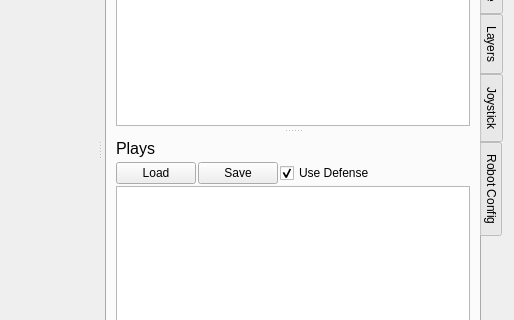
First picture: the form in soccer/ui/MainWindow.ui, repository RoboJackets/robocup-software, before the edit; both pictures show x 817 to 1331 and y 287 to 607 of the 1331 by 827 pixel window.
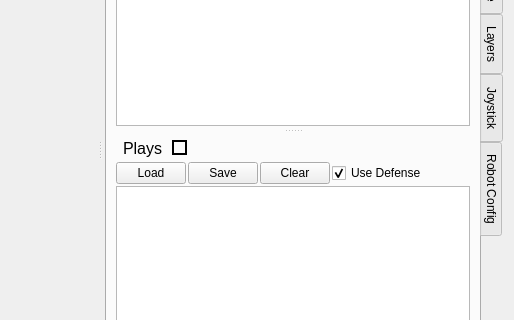
Second picture: the form after the edit. Icons and pictures are not drawn. Custom widgets are drawn as their Qt base class.

Commit message: added status indicator for plays

The edit to the form file:
```diff
--- a/soccer/ui/MainWindow.ui
+++ b/soccer/ui/MainWindow.ui
@@ -1549,6 +1549,11 @@
                 <number>2</number>
                </property>
                <item>
+                <layout class="QHBoxLayout" name="horizontalLayout_6">
+                 <property name="rightMargin">
+                  <number>275</number>
+                 </property>
+                 <item>
                 <widget class="QLabel" name="playsLabel">
                  <property name="minimumSize">
                   <size>
@@ -1556,6 +1561,12 @@
                    <height>24</height>
                   </size>
                  </property>
+                   <property name="maximumSize">
+                    <size>
+                     <width>40</width>
+                     <height>16777215</height>
+                    </size>
+                   </property>
                  <property name="font">
                   <font>
                    <pointsize>12</pointsize>
@@ -1567,12 +1578,39 @@
                 </widget>
                </item>
                <item>
+                  <widget class="QLabel" name="playStatus">
+                   <property name="maximumSize">
+                    <size>
+                     <width>15</width>
+                     <height>15</height>
+                    </size>
+                   </property>
+                   <property name="frameShape">
+                    <enum>QFrame::Box</enum>
+                   </property>
+                   <property name="lineWidth">
+                    <number>2</number>
+                   </property>
+                   <property name="text">
+                    <string/>
+                   </property>
+                  </widget>
+                 </item>
+                </layout>
+               </item>
+               <item>
                 <layout class="QHBoxLayout" name="horizontalLayout_9">
                  <property name="topMargin">
                   <number>0</number>
                  </property>
                  <item>
                   <widget class="QPushButton" name="loadPlaybook">
+                   <property name="maximumSize">
+                    <size>
+                     <width>70</width>
+                     <height>16777215</height>
+                    </size>
+                   </property>
                    <property name="text">
                     <string>Load</string>
                    </property>
@@ -1580,13 +1618,38 @@
                  </item>
                  <item>
                   <widget class="QPushButton" name="savePlaybook">
+                   <property name="maximumSize">
+                    <size>
+                     <width>70</width>
+                     <height>16777215</height>
+                    </size>
+                   </property>
                    <property name="text">
                     <string>Save</string>
                    </property>
                   </widget>
                  </item>
+                 <item>
+                  <widget class="QPushButton" name="clearPlays">
+                   <property name="maximumSize">
+                    <size>
+                     <width>70</width>
+                     <height>16777215</height>
+                    </size>
+                   </property>
+                   <property name="text">
+                    <string>Clear</string>
+                   </property>
+                  </widget>
+                 </item>
                  <item>
                   <widget class="QCheckBox" name="useDefenseCheckBox">
+                   <property name="minimumSize">
+                    <size>
+                     <width>0</width>
+                     <height>0</height>
+                    </size>
+                   </property>
                    <property name="text">
                     <string>Use Defense</string>
                    </property>
```
Left out of the diff: 35 changed lines with no effect on the pictures. Lines whose indentation alone changed are shown as unchanged. The commit also changes 5 other files.
